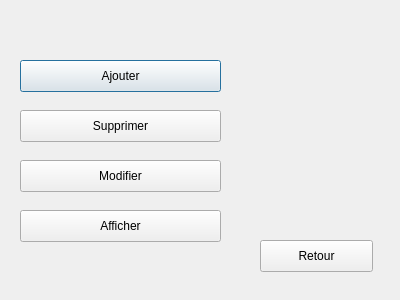
This is c++_oussa/dialog2.ui in khadimkasse/projet_cpp_ndeye as Qt 5 draws it before an edit. The edited form follows.
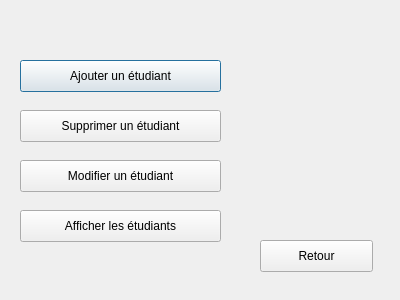
This is the edited form.

Patch:
```diff
--- a/c++_oussa/dialog2.ui
+++ b/c++_oussa/dialog2.ui
@@ -23,7 +23,7 @@
     </rect>
    </property>
    <property name="text">
-    <string>Ajouter</string>
+    <string>Ajouter un étudiant</string>
    </property>
   </widget>
   <widget class="QPushButton" name="pushButton_2">
@@ -36,7 +36,7 @@
     </rect>
    </property>
    <property name="text">
-    <string>Supprimer</string>
+    <string>Supprimer un étudiant</string>
    </property>
   </widget>
   <widget class="QPushButton" name="pushButton_3">
@@ -49,7 +49,7 @@
     </rect>
    </property>
    <property name="text">
-    <string>Modifier</string>
+    <string>Modifier un étudiant</string>
    </property>
   </widget>
   <widget class="QPushButton" name="pushButton_4">
@@ -62,7 +62,7 @@
     </rect>
    </property>
    <property name="text">
-    <string>Afficher</string>
+    <string>Afficher les étudiants</string>
    </property>
   </widget>
   <widget class="QPushButton" name="pushButton_5">
```
